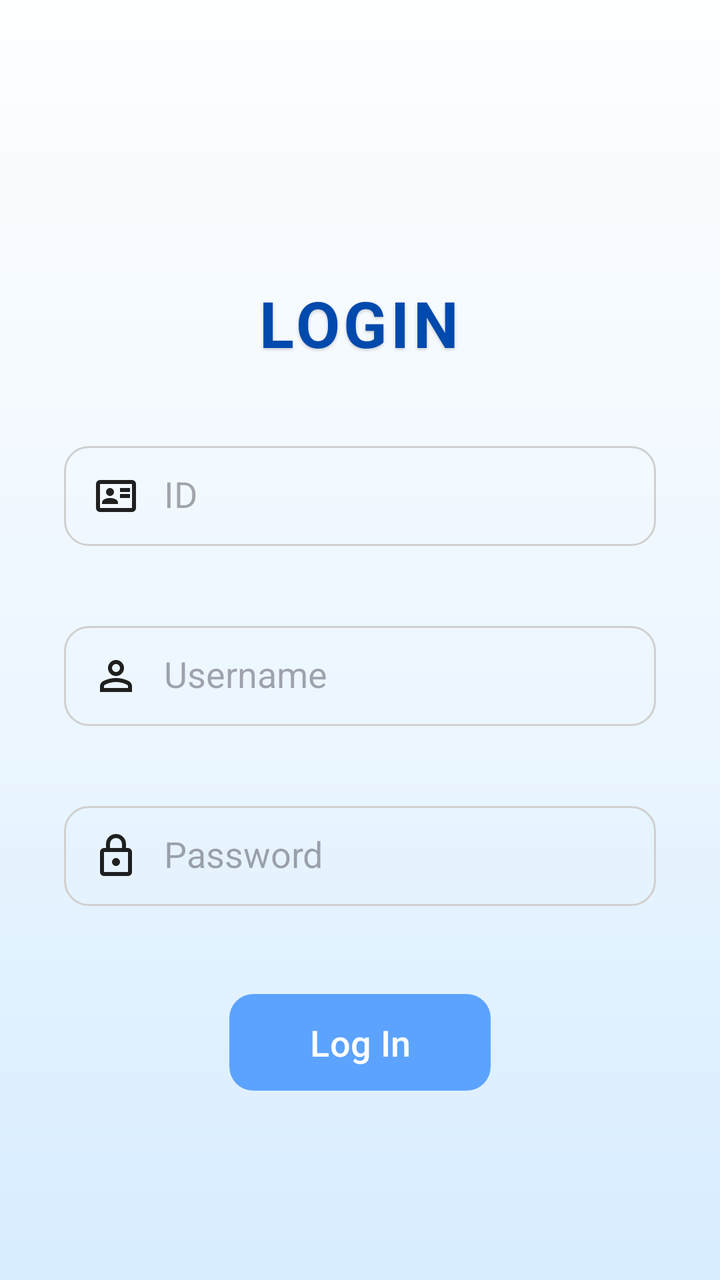
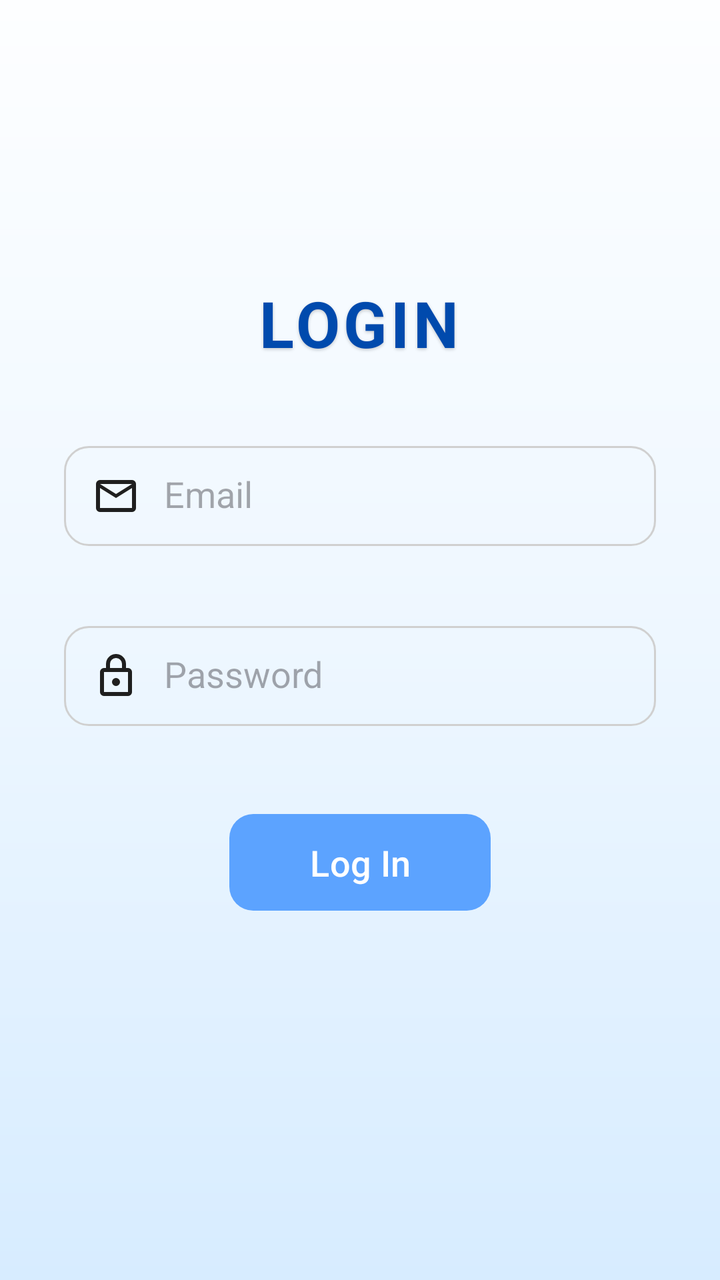

The first picture is an Android layout as it rendered before a commit; the second is the same layout after the commit. The layout source and the unified diff follow.
<!-- AndroidManifest.xml: application theme Theme.First_exercise -->
<!-- res/layout/activity_login.xml -->
<?xml version="1.0" encoding="utf-8"?>
<androidx.constraintlayout.widget.ConstraintLayout
    xmlns:android="http://schemas.android.com/apk/res/android"
    xmlns:app="http://schemas.android.com/apk/res-auto"
    xmlns:tools="http://schemas.android.com/tools"
    android:layout_width="match_parent"
    android:layout_height="match_parent"
    android:background="@drawable/login_background">



    <TextView
        android:id="@+id/title_login"
        android:layout_width="wrap_content"
        android:layout_height="wrap_content"
        android:layout_marginTop="140dp"
        android:letterSpacing="0.06"
        android:shadowColor="@color/shadow_black"
        android:shadowDx="0"
        android:shadowDy="2"
        android:shadowRadius="4"
        android:text="LOGIN"
        android:textColor="@color/blue"
        android:textSize="32sp"
        android:textStyle="bold"
        app:layout_constraintEnd_toEndOf="parent"
        app:layout_constraintHorizontal_bias="0.498"
        app:layout_constraintStart_toStartOf="parent"
        app:layout_constraintTop_toTopOf="parent" />

    <EditText
        android:id="@+id/id_input"
        android:layout_width="0dp"
        android:layout_height="50dp"
        android:layout_marginStart="32dp"
        android:layout_marginTop="40dp"
        android:layout_marginEnd="32dp"
        android:background="@drawable/text_box"
        android:drawableStart="@drawable/id"
        android:drawablePadding="12dp"
        android:hint="ID"
        android:padding="14dp"
        android:textColor="@color/black"
        android:imeOptions="actionNext"
        android:singleLine="true"
        app:layout_constraintEnd_toEndOf="parent"
        app:layout_constraintHorizontal_bias="0.0"
        app:layout_constraintStart_toStartOf="parent"
        app:layout_constraintTop_toBottomOf="@id/title_login" />

    <EditText
        android:id="@+id/username_input"
        android:layout_width="0dp"
        android:layout_height="50dp"
        android:layout_marginStart="32dp"
        android:layout_marginTop="40dp"
        android:layout_marginEnd="32dp"
        android:background="@drawable/text_box"
        android:drawableStart="@drawable/person"
        android:drawablePadding="12dp"
        android:hint="Username"
        android:padding="14dp"
        android:textColor="@color/black"
        android:imeOptions="actionNext"
        android:singleLine="true"
        app:layout_constraintEnd_toEndOf="parent"
        app:layout_constraintHorizontal_bias="0.0"
        app:layout_constraintStart_toStartOf="parent"
        app:layout_constraintTop_toBottomOf="@id/id_input" />

    <EditText
        android:id="@+id/password_input"
        android:layout_width="0dp"
        android:layout_height="50dp"
        android:layout_marginStart="32dp"
        android:layout_marginTop="40dp"
        android:layout_marginEnd="32dp"
        android:background="@drawable/text_box"
        android:drawableStart="@drawable/lock"
        android:drawablePadding="12dp"
        android:hint="Password"
        android:imeOptions="actionDone"
        android:singleLine="true"
        android:inputType="textPassword"
        android:padding="14dp"
        android:textColor="@android:color/black"
        app:layout_constraintEnd_toEndOf="parent"
        app:layout_constraintHorizontal_bias="0.0"
        app:layout_constraintStart_toStartOf="parent"
        app:layout_constraintTop_toBottomOf="@id/username_input" />


    <com.google.android.material.button.MaterialButton
        android:id="@+id/login_btn"
        android:layout_width="wrap_content"
        android:layout_height="wrap_content"
        android:minHeight="48dp"
        android:layout_marginTop="40dp"
        android:paddingStart="40dp"
        android:paddingEnd="40dp"
        android:paddingTop="12dp"
        android:paddingBottom="12dp"
        app:backgroundTint="@color/lightBlue"
        android:elevation="6dp"
        android:text="Log In"
        android:textColor="@android:color/white"
        android:textSize="18sp"
        app:cornerRadius="12dp"
        app:layout_constraintEnd_toEndOf="parent"
        app:layout_constraintStart_toStartOf="parent"
        app:layout_constraintTop_toBottomOf="@id/password_input" />


</androidx.constraintlayout.widget.ConstraintLayout>
<!-- resources referenced by this layout -->
<resources>
  <color name="black">#FF000000</color>
  <color name="blue">#004aad</color>
  <color name="lightBlue">#5ca3ff</color>
  <color name="shadow_black">#33000000</color>
  <!-- drawable id (drawable) -->
  <vector xmlns:android="http://schemas.android.com/apk/res/android"
      android:width="24dp"
      android:height="24dp"
      android:viewportWidth="960"
      android:viewportHeight="960">
    <path
        android:pathData="M560,520h200v-80L560,440v80ZM560,400h200v-80L560,320v80ZM200,640h320v-22q0,-45 -44,-71.5T360,520q-72,0 -116,26.5T200,618v22ZM360,480q33,0 56.5,-23.5T440,400q0,-33 -23.5,-56.5T360,320q-33,0 -56.5,23.5T280,400q0,33 23.5,56.5T360,480ZM160,800q-33,0 -56.5,-23.5T80,720v-480q0,-33 23.5,-56.5T160,160h640q33,0 56.5,23.5T880,240v480q0,33 -23.5,56.5T800,800L160,800ZM160,720h640v-480L160,240v480ZM160,720v-480,480Z"
        android:fillColor="#1f1f1f"/>
  </vector>
  <!-- drawable lock (drawable) -->
  <vector xmlns:android="http://schemas.android.com/apk/res/android"
      android:width="24dp"
      android:height="24dp"
      android:viewportWidth="960"
      android:viewportHeight="960">
    <path
        android:pathData="M240,880q-33,0 -56.5,-23.5T160,800v-400q0,-33 23.5,-56.5T240,320h40v-80q0,-83 58.5,-141.5T480,40q83,0 141.5,58.5T680,240v80h40q33,0 56.5,23.5T800,400v400q0,33 -23.5,56.5T720,880L240,880ZM240,800h480v-400L240,400v400ZM480,680q33,0 56.5,-23.5T560,600q0,-33 -23.5,-56.5T480,520q-33,0 -56.5,23.5T400,600q0,33 23.5,56.5T480,680ZM360,320h240v-80q0,-50 -35,-85t-85,-35q-50,0 -85,35t-35,85v80ZM240,800v-400,400Z"
        android:fillColor="#1f1f1f"/>
  </vector>
  <!-- drawable login_background (drawable) -->
  <?xml version="1.0" encoding="utf-8"?>
  <shape xmlns:android="http://schemas.android.com/apk/res/android">
      <gradient
          android:startColor="#FDFEFF"
      android:centerColor="#EEF7FF"
      android:endColor="#D7ECFF"
      android:angle="270" />
  </shape>
  <!-- drawable person (drawable) -->
  <vector xmlns:android="http://schemas.android.com/apk/res/android"
      android:width="24dp"
      android:height="24dp"
      android:viewportWidth="960"
      android:viewportHeight="960">
    <path
        android:pathData="M480,480q-66,0 -113,-47t-47,-113q0,-66 47,-113t113,-47q66,0 113,47t47,113q0,66 -47,113t-113,47ZM160,800v-112q0,-34 17.5,-62.5T224,582q62,-31 126,-46.5T480,520q66,0 130,15.5T736,582q29,15 46.5,43.5T800,688v112L160,800ZM240,720h480v-32q0,-11 -5.5,-20T700,654q-54,-27 -109,-40.5T480,600q-56,0 -111,13.5T260,654q-9,5 -14.5,14t-5.5,20v32ZM480,400q33,0 56.5,-23.5T560,320q0,-33 -23.5,-56.5T480,240q-33,0 -56.5,23.5T400,320q0,33 23.5,56.5T480,400ZM480,320ZM480,720Z"
        android:fillColor="#1f1f1f"/>
  </vector>
  <!-- drawable text_box (drawable) -->
  <?xml version="1.0" encoding="utf-8"?>
  <shape xmlns:android="http://schemas.android.com/apk/res/android">
  
      <solid android:color="@color/transparent" />
  
      <corners android:radius="12dp"/>
  
      <stroke
          android:width="1dp"
          android:color="@color/login_border_gray" />
  
  </shape>
  <style name="Theme.First_exercise" parent="Base.Theme.First_exercise" />
  <color name="transparent">#00FFFFFF</color>
  <color name="login_border_gray">#D0D0D0</color>
  <style name="Base.Theme.First_exercise" parent="Theme.Material3.DayNight.NoActionBar">
          
          
      </style>
</resources>

<!-- the commit's change to res/layout/activity_login.xml (unified diff, before → after) -->
@@ -28,17 +28,37 @@
         app:layout_constraintStart_toStartOf="parent"
         app:layout_constraintTop_toTopOf="parent" />
 
+
+
+
+
+
+
+
+
+
+
+
+
+
+
+
+
+
+
+
+
     <EditText
-        android:id="@+id/id_input"
+        android:id="@+id/email_input"
         android:layout_width="0dp"
         android:layout_height="50dp"
         android:layout_marginStart="32dp"
         android:layout_marginTop="40dp"
         android:layout_marginEnd="32dp"
         android:background="@drawable/text_box"
-        android:drawableStart="@drawable/id"
+        android:drawableStart="@drawable/mail"
         android:drawablePadding="12dp"
-        android:hint="ID"
+        android:hint="Email"
         android:padding="14dp"
         android:textColor="@color/black"
         android:imeOptions="actionNext"
@@ -47,26 +67,6 @@
         app:layout_constraintHorizontal_bias="0.0"
         app:layout_constraintStart_toStartOf="parent"
         app:layout_constraintTop_toBottomOf="@id/title_login" />
-
-    <EditText
-        android:id="@+id/username_input"
-        android:layout_width="0dp"
-        android:layout_height="50dp"
-        android:layout_marginStart="32dp"
-        android:layout_marginTop="40dp"
-        android:layout_marginEnd="32dp"
-        android:background="@drawable/text_box"
-        android:drawableStart="@drawable/person"
-        android:drawablePadding="12dp"
-        android:hint="Username"
-        android:padding="14dp"
-        android:textColor="@color/black"
-        android:imeOptions="actionNext"
-        android:singleLine="true"
-        app:layout_constraintEnd_toEndOf="parent"
-        app:layout_constraintHorizontal_bias="0.0"
-        app:layout_constraintStart_toStartOf="parent"
-        app:layout_constraintTop_toBottomOf="@id/id_input" />
 
     <EditText
         android:id="@+id/password_input"
@@ -87,7 +87,7 @@
         app:layout_constraintEnd_toEndOf="parent"
         app:layout_constraintHorizontal_bias="0.0"
         app:layout_constraintStart_toStartOf="parent"
-        app:layout_constraintTop_toBottomOf="@id/username_input" />
+        app:layout_constraintTop_toBottomOf="@id/email_input" />
 
 
     <com.google.android.material.button.MaterialButton
@@ -111,4 +111,5 @@
         app:layout_constraintTop_toBottomOf="@id/password_input" />
 
 
+
 </androidx.constraintlayout.widget.ConstraintLayout>
<!-- resource entries referenced after the edit -->
@@ -4,16 +4,6 @@
   <color name="blue">#004aad</color>
   <color name="lightBlue">#5ca3ff</color>
   <color name="shadow_black">#33000000</color>
-  <!-- drawable id (drawable) -->
-  <vector xmlns:android="http://schemas.android.com/apk/res/android"
-      android:width="24dp"
-      android:height="24dp"
-      android:viewportWidth="960"
-      android:viewportHeight="960">
-    <path
-        android:pathData="M560,520h200v-80L560,440v80ZM560,400h200v-80L560,320v80ZM200,640h320v-22q0,-45 -44,-71.5T360,520q-72,0 -116,26.5T200,618v22ZM360,480q33,0 56.5,-23.5T440,400q0,-33 -23.5,-56.5T360,320q-33,0 -56.5,23.5T280,400q0,33 23.5,56.5T360,480ZM160,800q-33,0 -56.5,-23.5T80,720v-480q0,-33 23.5,-56.5T160,160h640q33,0 56.5,23.5T880,240v480q0,33 -23.5,56.5T800,800L160,800ZM160,720h640v-480L160,240v480ZM160,720v-480,480Z"
-        android:fillColor="#1f1f1f"/>
-  </vector>
   <!-- drawable lock (drawable) -->
   <vector xmlns:android="http://schemas.android.com/apk/res/android"
       android:width="24dp"
@@ -33,14 +23,14 @@
       android:endColor="#D7ECFF"
       android:angle="270" />
   </shape>
-  <!-- drawable person (drawable) -->
+  <!-- drawable mail (drawable) -->
   <vector xmlns:android="http://schemas.android.com/apk/res/android"
       android:width="24dp"
       android:height="24dp"
       android:viewportWidth="960"
       android:viewportHeight="960">
     <path
-        android:pathData="M480,480q-66,0 -113,-47t-47,-113q0,-66 47,-113t113,-47q66,0 113,47t47,113q0,66 -47,113t-113,47ZM160,800v-112q0,-34 17.5,-62.5T224,582q62,-31 126,-46.5T480,520q66,0 130,15.5T736,582q29,15 46.5,43.5T800,688v112L160,800ZM240,720h480v-32q0,-11 -5.5,-20T700,654q-54,-27 -109,-40.5T480,600q-56,0 -111,13.5T260,654q-9,5 -14.5,14t-5.5,20v32ZM480,400q33,0 56.5,-23.5T560,320q0,-33 -23.5,-56.5T480,240q-33,0 -56.5,23.5T400,320q0,33 23.5,56.5T480,400ZM480,320ZM480,720Z"
+        android:pathData="M160,800q-33,0 -56.5,-23.5T80,720v-480q0,-33 23.5,-56.5T160,160h640q33,0 56.5,23.5T880,240v480q0,33 -23.5,56.5T800,800L160,800ZM480,520L160,320v400h640v-400L480,520ZM480,440 L800,240L160,240l320,200ZM160,320v-80,480 -400Z"
         android:fillColor="#1f1f1f"/>
   </vector>
   <!-- drawable text_box (drawable) -->
